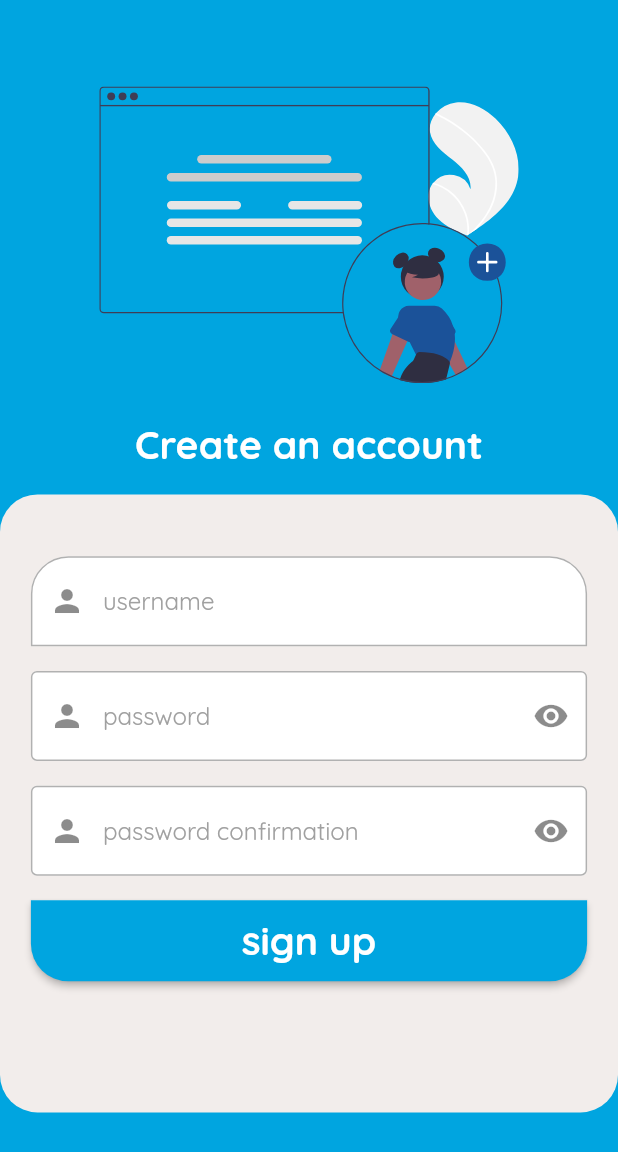
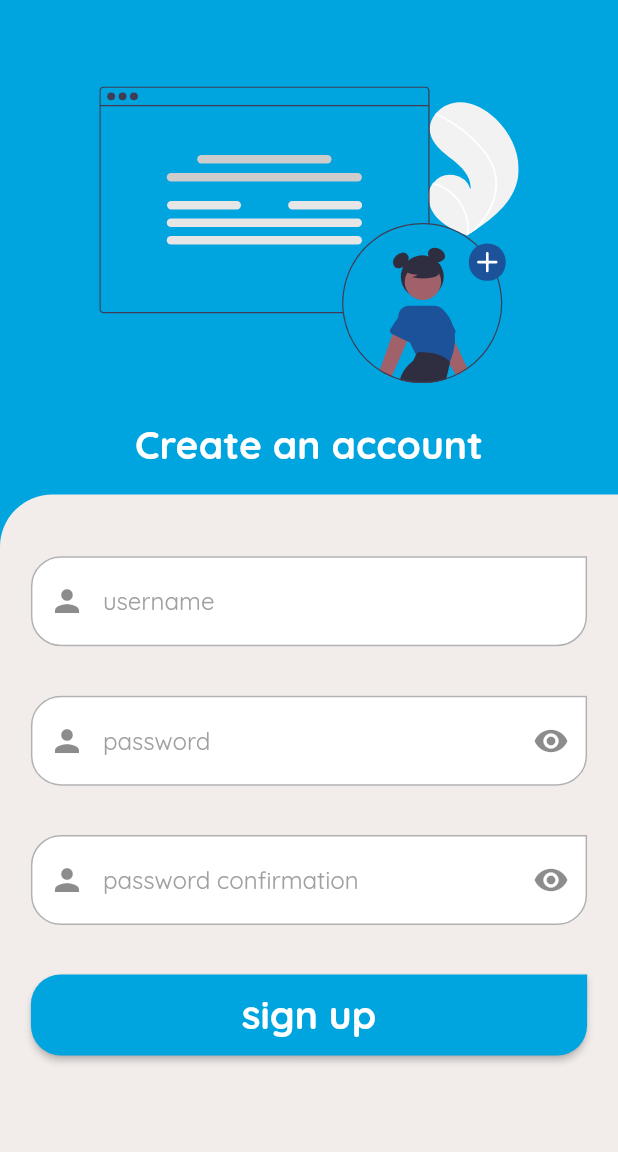
Before and after one commit to thierryoliveira/taskfy_app, a Flutter app: the SignUpPage screen opened by its route, on a phone screen of 412 x 824 dp. Shown: the top 1152 px of the screen. Run offline on Flutter 3.47's test engine with Material 2 defaults, Android fonts, the phone set to English and light mode, and no system bars; our stand-ins replace dio, flutter_datetime_picker, flutter_svg, font_awesome_flutter, get, get_storage and 4 more; accounts and stored records are empty.

Commit message:
fix: redesign signup textfields

```diff
--- a/lib/app/modules/auth/views/signup_view.dart
+++ b/lib/app/modules/auth/views/signup_view.dart
@@ -11,10 +11,7 @@ class SignUpPage extends GetView<AuthController> {
   TextEditingController passwordConfirmationController =
       TextEditingController();
 
-  final BorderRadius radiusStyle = BorderRadius.only(
-    topLeft: Radius.circular(25),
-    topRight: Radius.circular(25),
-  );
+  final BorderRadius radiusStyle = BorderRadius.only(topLeft: Radius.circular(20), bottomLeft: Radius.circular(20), bottomRight: Radius.circular(20));
 
   @override
   Widget build(BuildContext context) {
@@ -51,10 +48,11 @@ class SignUpPage extends GetView<AuthController> {
               ),
             ),
             Container(
-              height: height * 0.5,
+              height: height * 0.6,
               decoration: BoxDecoration(
                   color: kLighterColor,
-                  borderRadius: BorderRadius.all(Radius.circular(25))),
+                  borderRadius: BorderRadius.only(
+        topLeft: Radius.circular(35))),
               child: Column(
                 crossAxisAlignment: CrossAxisAlignment.center,
                 children: [
@@ -86,7 +84,7 @@ class SignUpPage extends GetView<AuthController> {
                     margin: EdgeInsets.only(
                         left: width * 0.05,
                         right: width * 0.05,
-                        top: height * 0.02),
+                        top: height * 0.04),
                     child: Obx(() => TextField(
                           obscureText: controller.obscureTextPassword,
                           controller: passwordController,
@@ -102,11 +100,11 @@ class SignUpPage extends GetView<AuthController> {
                             fillColor: Colors.white,
                             enabledBorder: OutlineInputBorder(
                               borderSide:
-                                  BorderSide(color: kLightGreyColor, width: 1),
+                                  BorderSide(color: kLightGreyColor, width: 1), borderRadius: radiusStyle,
                             ),
                             focusedBorder: OutlineInputBorder(
                                 borderSide:
-                                    BorderSide(color: kPrimaryColor, width: 1)),
+                                    BorderSide(color: kPrimaryColor, width: 1), borderRadius: radiusStyle),
                           ),
                         )),
                   ),
@@ -114,7 +112,7 @@ class SignUpPage extends GetView<AuthController> {
                     margin: EdgeInsets.only(
                         left: width * 0.05,
                         right: width * 0.05,
-                        top: height * 0.02),
+                        top: height * 0.04),
                     child: Obx(() => TextField(
                           obscureText:
                               controller.obscureTextPasswordConfirmation,
@@ -131,11 +129,11 @@ class SignUpPage extends GetView<AuthController> {
                             fillColor: Colors.white,
                             enabledBorder: OutlineInputBorder(
                               borderSide:
-                                  BorderSide(color: kLightGreyColor, width: 1),
+                                  BorderSide(color: kLightGreyColor, width: 1), borderRadius: radiusStyle,
                             ),
                             focusedBorder: OutlineInputBorder(
                                 borderSide:
-                                    BorderSide(color: kPrimaryColor, width: 1)),
+                                    BorderSide(color: kPrimaryColor, width: 1), borderRadius: radiusStyle),
                           ),
                         )),
                   ),
@@ -143,7 +141,7 @@ class SignUpPage extends GetView<AuthController> {
                         margin: EdgeInsets.only(
                             left: width * 0.05,
                             right: width * 0.05,
-                            top: height * 0.02),
+                            top: height * 0.04),
                         height: 54,
                         width: width * 0.94,
                         child: ElevatedButton(
@@ -152,10 +150,8 @@ class SignUpPage extends GetView<AuthController> {
                           style: ElevatedButton.styleFrom(
                             primary: controller.color,
                             shape: RoundedRectangleBorder(
-                                borderRadius: BorderRadius.only(
-                              bottomLeft: Radius.circular(25),
-                              bottomRight: Radius.circular(25),
-                            )),
+                                borderRadius: radiusStyle,
+                            ),
                           ),
                           child: controller.loading
                               ? Center(
```
